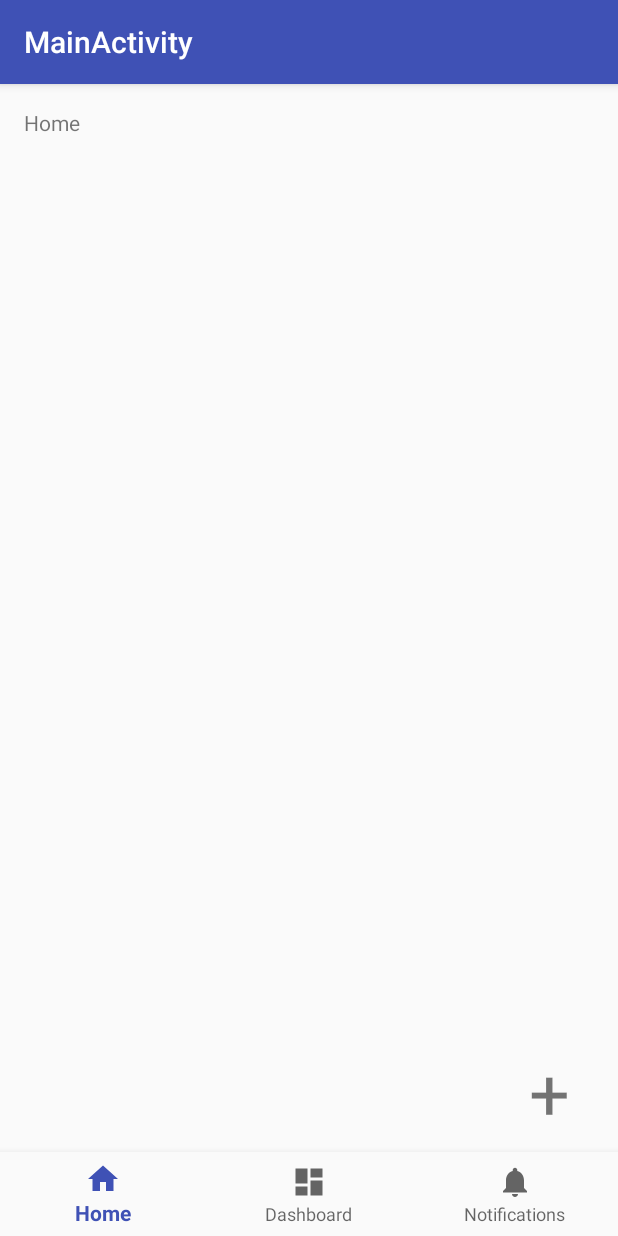
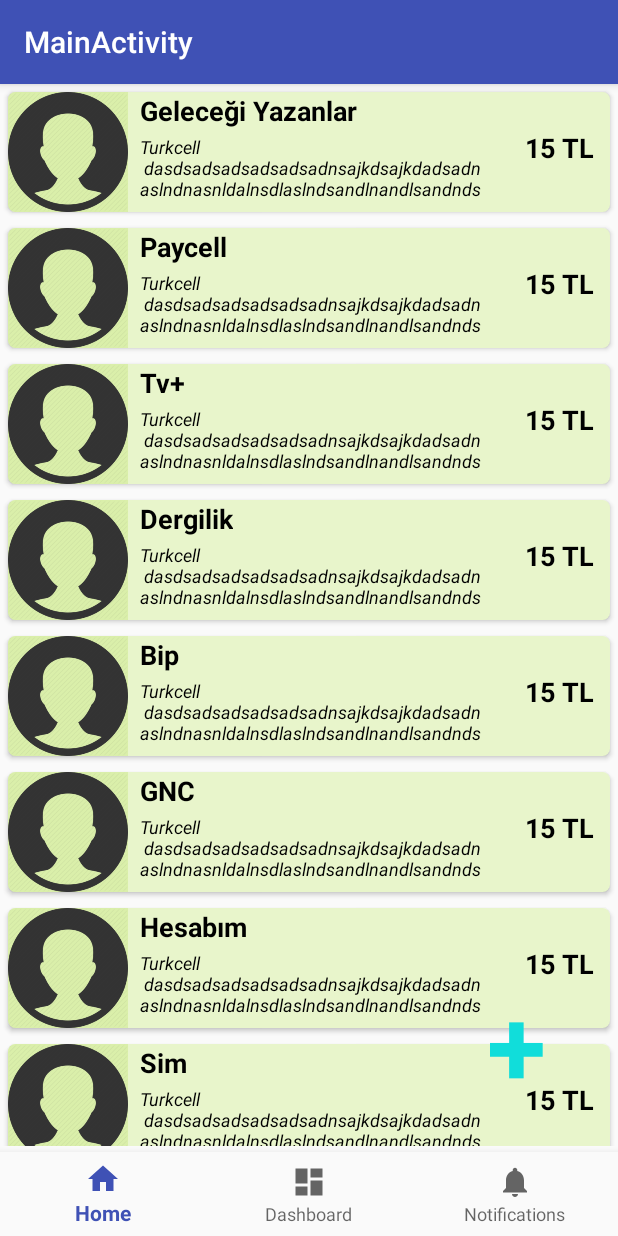
Before and after one commit to NaimEmreAkdemir/gg, an Android app: the MainActivity screen opened directly, with no data from a screen before it, on a phone screen of 412 x 824 dp. Run offline under Robolectric (Android 15) with nearby library versions, the phone set to English and light mode, and no system bars.

Commit message:
anasayfadaki sipariş butonu güncellendi sipariş listesi için recycler view + adapter eklendi geçici veriler oluşturuldu

```diff
--- a/app/build.gradle
+++ b/app/build.gradle
@@ -20,7 +20,7 @@ android {
 }
 
 dependencies {
-    implementation fileTree(dir: 'libs', include: ['*.jar'])
+    implementation fileTree(include: ['*.jar'], dir: 'libs')
     implementation 'com.android.support:appcompat-v7:26.1.0'
     implementation 'com.android.support:design:26.1.0'
     implementation 'com.android.support.constraint:constraint-layout:1.1.2'
@@ -28,4 +28,6 @@ dependencies {
     testImplementation 'junit:junit:4.12'
     androidTestImplementation 'com.android.support.test:runner:1.0.2'
     androidTestImplementation 'com.android.support.test.espresso:espresso-core:3.0.2'
+    implementation 'com.android.support:recyclerview-v7:26.1.0'
+    implementation 'com.android.support:cardview-v7:26.1.0'
 }
--- a/app/src/main/java/com/example/emre/gg/MainActivity.java
+++ b/app/src/main/java/com/example/emre/gg/MainActivity.java
@@ -5,14 +5,19 @@ import android.os.Bundle;
 import android.support.annotation.NonNull;
 import android.support.design.widget.BottomNavigationView;
 import android.support.v7.app.AppCompatActivity;
+import android.support.v7.widget.LinearLayoutManager;
+import android.support.v7.widget.RecyclerView;
 import android.view.MenuItem;
 import android.view.View;
 import android.widget.TextView;
+
+
 
 public class MainActivity extends AppCompatActivity {
 
     private TextView mTextMessage;
     private TextView neworder;
+    RecyclerView recyclerView;
 
 
 
@@ -23,16 +28,21 @@ public class MainActivity extends AppCompatActivity {
         public boolean onNavigationItemSelected(@NonNull MenuItem item) {
             switch (item.getItemId()) {
                 case R.id.navigation_home:
-                    mTextMessage.setText(R.string.title_home);
+                    //mTextMessage.setText(R.string.title_home);
                     neworder.setVisibility(View.VISIBLE);
+                    recyclerView.setVisibility(View.VISIBLE);
+
+
                     return true;
                 case R.id.navigation_dashboard:
-                    mTextMessage.setText(R.string.title_dashboard);
+                   // mTextMessage.setText(R.string.title_dashboard);
                     neworder.setVisibility(View.INVISIBLE);
+                    recyclerView.setVisibility(View.INVISIBLE);
                     return true;
                 case R.id.navigation_notifications:
-                    mTextMessage.setText(R.string.title_notifications);
+                 //   mTextMessage.setText(R.string.title_notifications);
                     neworder.setVisibility(View.INVISIBLE);
+                    recyclerView.setVisibility(View.INVISIBLE);
                     return true;
             }
             return false;
@@ -43,6 +53,14 @@ public class MainActivity extends AppCompatActivity {
     protected void onCreate(Bundle savedInstanceState) {
         super.onCreate(savedInstanceState);
         setContentView(R.layout.activity_main);
+        recyclerView = (RecyclerView) findViewById(R.id.recylerview);
+
+        OrdersAdapter ordersAdapter = new OrdersAdapter(this, Orders.getData());
+        recyclerView.setAdapter(ordersAdapter);
+
+        LinearLayoutManager linearLayoutManager = new LinearLayoutManager(this);
+        linearLayoutManager.setOrientation(LinearLayoutManager.VERTICAL);
+        recyclerView.setLayoutManager(linearLayoutManager);
 
         mTextMessage = (TextView) findViewById(R.id.message);
         neworder = (TextView) findViewById(R.id.neworder);
--- /dev/null
+++ b/app/src/main/java/com/example/emre/gg/Orders.java
@@ -0,0 +1,67 @@
+package com.example.emre.gg;
+
+import java.util.ArrayList;
+
+public class Orders {
+
+    private String userName;
+    private String orderDescription;
+    private int image;
+
+    public Orders() {
+    }
+
+    public Orders(int image, String userName, String orderDescription) {
+        this.image= image;
+        this.userName = userName;
+        this.orderDescription = orderDescription;
+
+    }
+
+
+    public String getUserName() {
+        return userName;
+    }
+
+    public void setUserName(String userName) {
+        this.userName = userName;
+    }
+
+    public String getOrderDescription() {
+        return orderDescription;
+    }
+
+    public void setOrderDescription(String orderDescription) {
+        this.orderDescription = orderDescription;
+    }
+
+    public int getImage() {
+        return image;
+    }
+
+    public void setImage(int image) {
+        this.image = image;
+    }
+
+    public static ArrayList<Orders> getData() {
+        ArrayList<Orders> ordersList = new ArrayList<Orders>();
+        int ordersImages[] = {R.drawable.rounded_profile, R.drawable.rounded_profile, R.drawable.rounded_profile, R.drawable.rounded_profile, R.drawable.rounded_profile, R.drawable.rounded_profile, R.drawable.rounded_profile, R.drawable.rounded_profile, R.drawable.rounded_profile, R.drawable.rounded_profile, R.drawable.rounded_profile, R.drawable.rounded_profile, R.drawable.rounded_profile, R.drawable.rounded_profile};
+        String[] ordersNames = {"Geleceği Yazanlar", "Paycell", "Tv+", "Dergilik", "Bip", "GNC", "Hesabım", "Sim", "LifeBox", "Merhaba Umut", "Yaani", "Hayal Ortağım", "Goller Cepte", "Piri"};
+
+        for (int i = 0; i < ordersImages.length; i++) {
+            Orders temp = new Orders();
+            temp.setImage(ordersImages[i]);
+            temp.setUserName(ordersNames[i]);
+            temp.setOrderDescription("Turkcell \n dasdsadsadsadsadsadnsajkdsajkdadsadnaslndnasnldalnsdlaslndsandlnandlsandndsndnndsandlsadnsdsansdandsnadsnndls\n3 \n4 \n5\n6\n7sdasdadasdsadadsfghfddfdfdngnsnlngnngnnnssnsnnsgsdlnssnsnlgnl");
+
+            ordersList.add(temp);
+
+        }
+
+
+        return ordersList;
+
+
+    }
+
+}
--- /dev/null
+++ b/app/src/main/java/com/example/emre/gg/OrdersAdapter.java
@@ -0,0 +1,79 @@
+package com.example.emre.gg;
+import android.content.Context;
+import android.support.v7.widget.RecyclerView;
+import android.view.LayoutInflater;
+import android.view.View;
+import android.view.ViewGroup;
+import android.widget.ImageView;
+import android.widget.TextView;
+
+import java.util.ArrayList;
+
+/**
+ * Created by tchzafer on 21/03/2018.
+ */
+
+public class OrdersAdapter extends RecyclerView.Adapter<OrdersAdapter.MyViewHolder> {
+
+    ArrayList<Orders> mOrdersList;
+    LayoutInflater inflater;
+
+    public OrdersAdapter(Context context, ArrayList<Orders> orders) {
+        inflater = LayoutInflater.from(context);
+        this.mOrdersList = orders;
+    }
+
+
+    @Override
+    public MyViewHolder onCreateViewHolder(ViewGroup parent, int viewType) {
+        View view = inflater.inflate(R.layout.order_card, parent, false);
+        MyViewHolder holder = new MyViewHolder(view);
+        return holder;
+    }
+
+    @Override
+    public void onBindViewHolder(MyViewHolder holder, int position) {
+        Orders selectedOrders = mOrdersList.get(position);
+        holder.setData(selectedOrders, position);
+
+    }
+
+    @Override
+    public int getItemCount() {
+        return mOrdersList.size();
+    }
+
+
+    class MyViewHolder extends RecyclerView.ViewHolder implements View.OnClickListener {
+
+        TextView nickname, order_description,order_price;;
+        ImageView image;
+        public MyViewHolder(View itemView) {
+            super(itemView);
+            nickname = (TextView) itemView.findViewById(R.id.nickname);
+            order_description = (TextView) itemView.findViewById(R.id.order_description);
+            image = (ImageView) itemView.findViewById(R.id.image);
+            order_price = (TextView) itemView.findViewById(R.id.order_price);
+            order_price.setOnClickListener(this);  //gereksiz
+
+        }
+
+        public void setData(Orders selectedOrders, int position) {
+
+            this.nickname.setText(selectedOrders.getUserName());
+            this.order_description.setText(selectedOrders.getOrderDescription());
+            this.image.setImageResource(selectedOrders.getImage());
+
+
+        }
+
+
+        @Override
+        public void onClick(View v) {
+
+
+        }
+
+
+    }
+}
--- a/app/src/main/res/layout/activity_main.xml
+++ b/app/src/main/res/layout/activity_main.xml
@@ -7,16 +7,24 @@
     android:layout_height="match_parent"
     tools:context=".MainActivity">
 
-    <TextView
-        android:id="@+id/message"
-        android:layout_width="wrap_content"
+
+    <LinearLayout
+        android:layout_width="match_parent"
         android:layout_height="wrap_content"
-        android:layout_marginLeft="@dimen/activity_horizontal_margin"
-        android:layout_marginStart="@dimen/activity_horizontal_margin"
-        android:layout_marginTop="@dimen/activity_vertical_margin"
-        android:text="@string/title_home"
-        app:layout_constraintLeft_toLeftOf="parent"
-        app:layout_constraintTop_toTopOf="parent" />
+        >
+
+        <android.support.v7.widget.RecyclerView
+            android:id="@+id/recylerview"
+            android:layout_width="match_parent"
+            android:layout_height="wrap_content"
+            android:layout_marginBottom="60dp">
+
+        </android.support.v7.widget.RecyclerView>
+
+
+    </LinearLayout>
+
+
 
     <android.support.design.widget.BottomNavigationView
         android:id="@+id/navigation"
@@ -34,13 +42,20 @@
         android:id="@+id/neworder"
         android:layout_width="wrap_content"
         android:layout_height="wrap_content"
-        android:layout_marginBottom="64dp"
-        android:layout_marginEnd="32dp"
-        android:layout_marginRight="64dp"
+        android:layout_marginBottom="80dp"
+        android:layout_marginEnd="48dp"
+        android:layout_marginRight="48dp"
         android:contentDescription="Yeni Sipariş"
         android:text="+"
-        android:textSize="48sp"
+        android:textAllCaps="false"
+        android:textColor="#11ddda"
+        android:textSize="72sp"
+        android:textStyle="bold"
         app:layout_constraintBottom_toBottomOf="parent"
         app:layout_constraintEnd_toEndOf="parent" />
 
+
+
+
+
 </android.support.constraint.ConstraintLayout>
--- a/app/src/main/res/layout/activity_new_order_activity.xml
+++ b/app/src/main/res/layout/activity_new_order_activity.xml
@@ -77,6 +77,7 @@
         android:entries="@array/numbers"
         android:gravity="bottom"
         android:textSize="16sp"
+        android:textAlignment="center"
         app:layout_constraintStart_toEndOf="@+id/textView7"
         app:layout_constraintTop_toBottomOf="@+id/editText3" />
 
--- /dev/null
+++ b/app/src/main/res/layout/order_card.xml
@@ -0,0 +1,93 @@
+<?xml version="1.0" encoding="utf-8"?>
+<android.support.v7.widget.CardView xmlns:android="http://schemas.android.com/apk/res/android"
+    xmlns:app="http://schemas.android.com/apk/res-auto"
+    xmlns:tools="http://schemas.android.com/tools"
+    android:id="@+id/cardView"
+    android:layout_width="match_parent"
+    android:layout_height="wrap_content"
+    android:layout_marginBottom="5dp"
+    android:layout_marginLeft="5dp"
+    android:layout_marginRight="5dp"
+    android:layout_marginTop="5dp"
+    app:cardCornerRadius="5dp">
+
+
+    <LinearLayout
+        android:layout_width="match_parent"
+        android:layout_height="match_parent"
+        tools:background="#5ec1e372">
+
+        <LinearLayout
+            android:layout_width="match_parent"
+            android:layout_height="wrap_content"
+            android:background="#5ec1e372">
+
+            <ImageView
+                android:id="@+id/image"
+                android:layout_width="80dp"
+                android:layout_height="80dp"
+                android:background="#5ec1e372"
+                android:src="@drawable/rounded_profile" />
+
+            <LinearLayout
+                android:layout_width="wrap_content"
+                android:layout_height="match_parent"
+                android:layout_weight="1"
+                android:orientation="vertical">
+
+                <TextView
+                    android:id="@+id/nickname"
+                    android:layout_width="wrap_content"
+                    android:layout_height="wrap_content"
+                    android:layout_marginLeft="8dp"
+                    android:text="@string/dummy_name"
+                    android:textColor="@android:color/black"
+                    android:textSize="18sp"
+
+                    android:textStyle="bold"
+                    tools:textColorLink="@android:color/black" />
+
+                <TextView
+                    android:id="@+id/order_description"
+                    android:layout_width="wrap_content"
+                    android:layout_height="wrap_content"
+                    android:layout_marginLeft="8dp"
+                    android:layout_marginRight="24dp"
+                    android:layout_marginTop="3dp"
+                    android:maxLines="3"
+                    android:text="Aciklamaaaaaaaaaaaaaaaaaaaaaaaaaaaaaaaaaaaaaaaaaaa n aaaaaaaaaaaaaaaaaaaaaaaaaaaaaaaaaaaaaaaaaaaaaaaaaaaaaaaaaaaaaaaaaaaaaaaaaaaaaaaaaaaaaaaaaaaaaaaaaaaaaaaaaaaaaaaaadaaaaaaaaaaaaaaaaaaaaaaaaaaaaaaaaaaaaaaaaaaazzzzzzzzzzaaaaaa"
+                    android:textColor="@android:color/black"
+                    android:textSize="12dp"
+                    android:textStyle="italic" />
+
+            </LinearLayout>
+
+            <LinearLayout
+                android:layout_width="wrap_content"
+                android:layout_height="wrap_content"
+                android:layout_gravity="center_vertical"
+                android:orientation="vertical">
+
+                <TextView
+                    android:id="@+id/order_price"
+                    android:layout_width="48dp"
+                    android:layout_height="48dp"
+                    android:layout_marginBottom="5dp"
+                    android:layout_marginRight="10dp"
+                    android:gravity="center"
+                    android:text="@string/dummy_tl"
+                    android:textAlignment="center"
+                    android:textColor="@android:color/black"
+                    android:textSize="18sp"
+                    android:textStyle="bold" />
+
+            </LinearLayout>
+
+        </LinearLayout>
+
+
+
+    </LinearLayout>
+
+
+</android.support.v7.widget.CardView>
```
Also changed, not shown: app/src/main/res/layout/activity_login.xml (+27 -7 lines), app/src/main/res/values/strings.xml (+102 -9 lines), app/src/main/res/drawable/rounded_profile.png (added).
